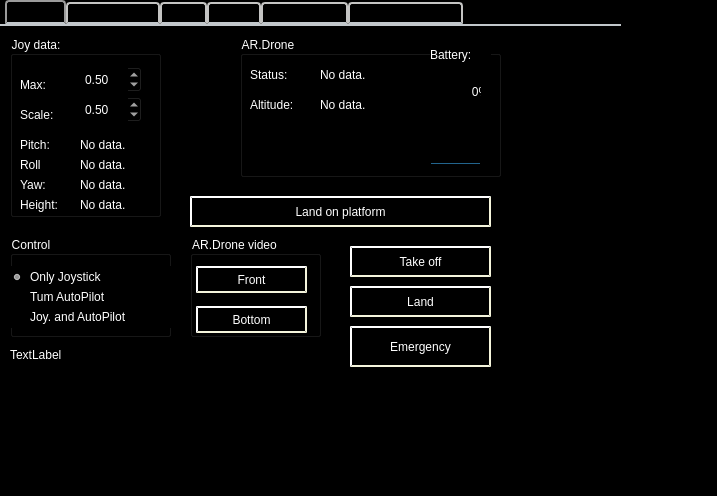
Above: src/my_namespace/my_plugin.ui from JonNatanael/ardrone_gui before the change. Below: the same form after it.
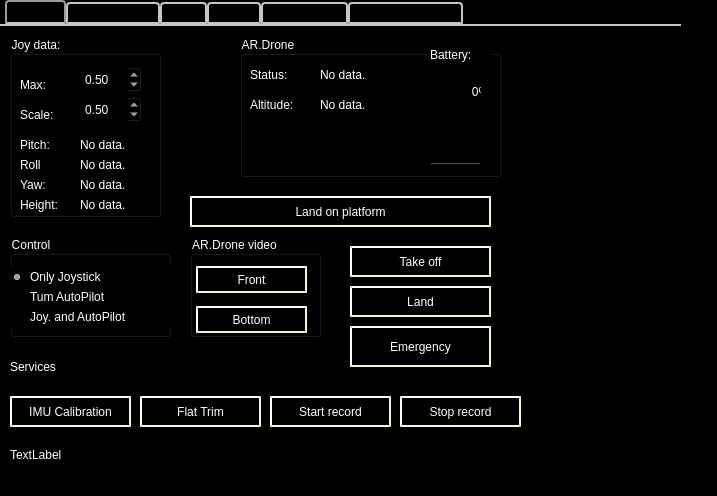
That is the form after the change. Icons and pictures are not drawn.

Commit message: Added some service calls and buttons.

```diff
--- a/src/my_namespace/my_plugin.ui
+++ b/src/my_namespace/my_plugin.ui
@@ -53,8 +53,8 @@
     <rect>
      <x>0</x>
      <y>0</y>
-     <width>621</width>
-     <height>381</height>
+     <width>681</width>
+     <height>471</height>
     </rect>
    </property>
    <property name="minimumSize">
@@ -135,7 +135,7 @@
      <property name="geometry">
       <rect>
        <x>10</x>
-       <y>320</y>
+       <y>420</y>
        <width>321</width>
        <height>17</height>
       </rect>
@@ -628,6 +628,71 @@
       <string>Land on platform</string>
      </property>
     </widget>
+    <widget class="QPushButton" name="imu_calib_btn">
+     <property name="geometry">
+      <rect>
+       <x>10</x>
+       <y>370</y>
+       <width>121</width>
+       <height>31</height>
+      </rect>
+     </property>
+     <property name="text">
+      <string>IMU Calibration</string>
+     </property>
+    </widget>
+    <widget class="QPushButton" name="usb_record_start_btn">
+     <property name="geometry">
+      <rect>
+       <x>270</x>
+       <y>370</y>
+       <width>121</width>
+       <height>31</height>
+      </rect>
+     </property>
+     <property name="text">
+      <string>Start record</string>
+     </property>
+    </widget>
+    <widget class="QPushButton" name="flat_trim_btn">
+     <property name="geometry">
+      <rect>
+       <x>140</x>
+       <y>370</y>
+       <width>121</width>
+       <height>31</height>
+      </rect>
+     </property>
+     <property name="text">
+      <string>Flat Trim</string>
+     </property>
+    </widget>
+    <widget class="QLabel" name="label_48">
+     <property name="geometry">
+      <rect>
+       <x>10</x>
+       <y>330</y>
+       <width>241</width>
+       <height>21</height>
+      </rect>
+     </property>
+     <property name="text">
+      <string>Services</string>
+     </property>
+    </widget>
+    <widget class="QPushButton" name="usb_record_stop_btn">
+     <property name="geometry">
+      <rect>
+       <x>400</x>
+       <y>370</y>
+       <width>121</width>
+       <height>31</height>
+      </rect>
+     </property>
+     <property name="text">
+      <string>Stop record</string>
+     </property>
+    </widget>
    </widget>
    <widget class="QWidget" name="nav_data">
     <property name="sizePolicy">
```
The commit also changes 4 other files.
